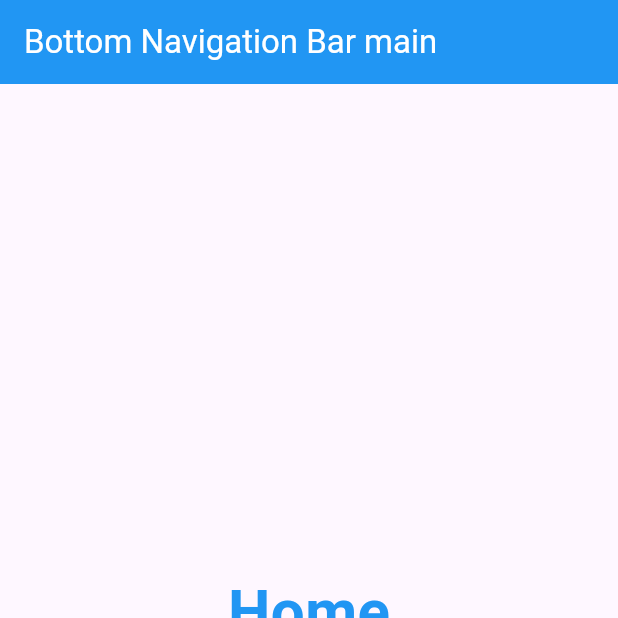
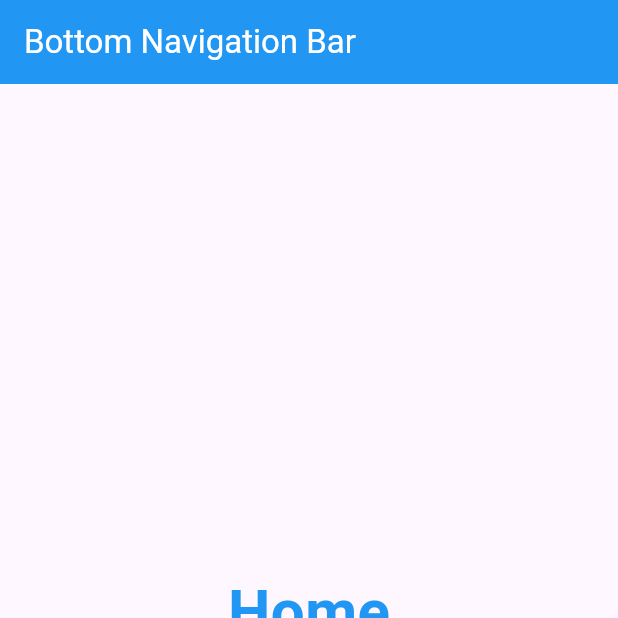
Before and after one commit to 106171-source/tma3084_selab_106171_lab5_lesson07, a Flutter app: the screen it shows after launch, on a phone screen of 412 x 824 dp, the top half of it. Run offline on Flutter 3.47's test engine with Material 3 defaults, Android fonts, the phone set to English and light mode, and no system bars.

Commit message:
Update app bar title
Changed the BottomNavLab app bar title from "Bottom Navigation Bar main" to "Bottom Navigation Bar".

```diff
--- a/bottom_navigator_bar_lab/lib/main.dart
+++ b/bottom_navigator_bar_lab/lib/main.dart
@@ -40,7 +40,7 @@ class _BottomNavLabState extends State<BottomNavLab> {
   Widget build(BuildContext context) {
     return Scaffold(
       appBar: AppBar(
-        title: const Text('Bottom Navigation Bar main'),
+        title: const Text('Bottom Navigation Bar'),
         backgroundColor: Colors.blue,
         foregroundColor: Colors.white,
       ),
```
